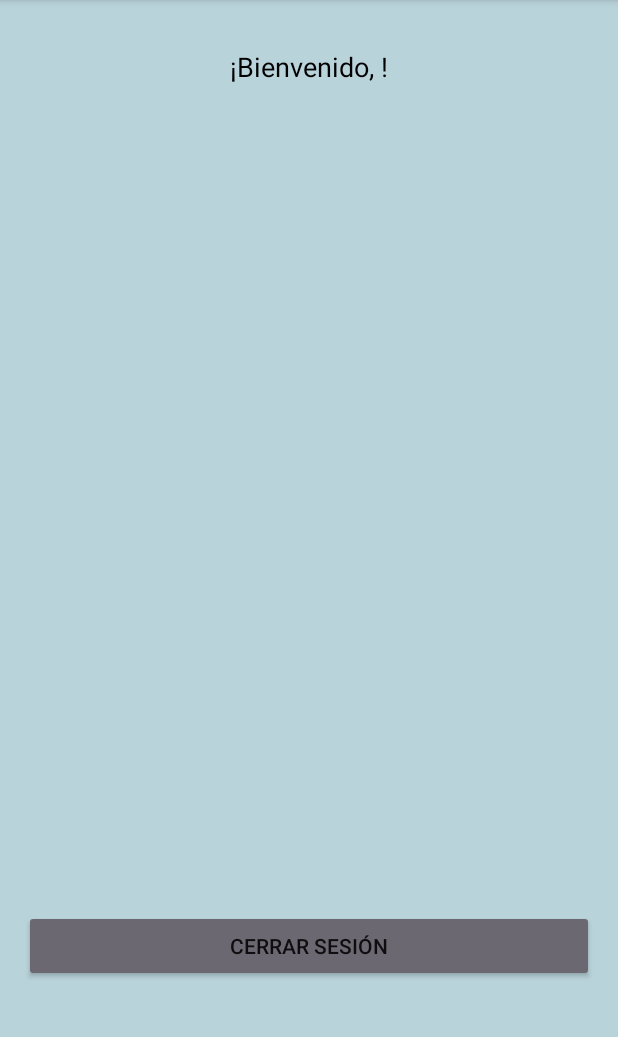
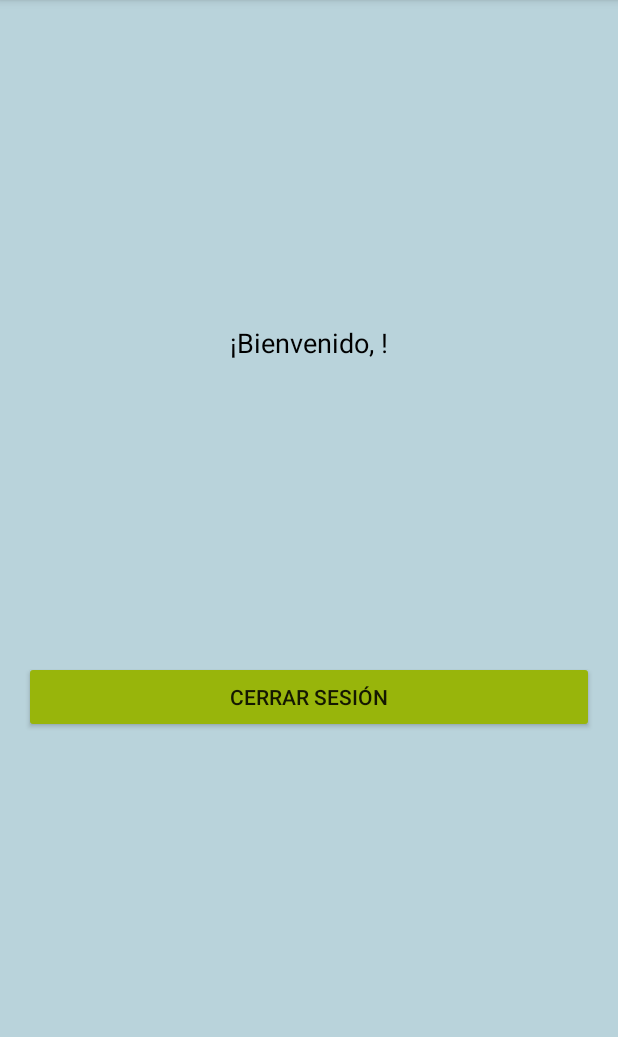
Before and after one commit to josan00/gestorEventos-mobil, an Android app built with Jetpack Compose: the HomeActivity screen opened directly, with no data from a screen before it, on a phone screen of 412 x 824 dp, the part 84-1121 px from its top. Run offline under Robolectric (Android 15) with nearby library versions, the phone set to English and light mode, and no system bars; our stand-ins replace Firebase (no records; nobody signed in at launch, a user with empty details on screens opened directly).

```diff
--- a/app/src/main/java/com/example/firebaseapp/MainActivity.kt
+++ b/app/src/main/java/com/example/firebaseapp/MainActivity.kt
@@ -93,7 +93,8 @@ class MainActivity : AppCompatActivity() {
                         }
                     }
             } catch (e: ApiException) {
-                Toast.makeText(this, "Error en login de Google", Toast.LENGTH_SHORT).show()
+                val statusCode = e.statusCode
+                Toast.makeText(this, "Error en login de Google: $statusCode ", Toast.LENGTH_SHORT).show()
             }
         }
     }
--- a/app/src/main/res/layout/activity_home.xml
+++ b/app/src/main/res/layout/activity_home.xml
@@ -12,7 +12,7 @@
         android:layout_height="wrap_content"
         android:textSize="18sp"
         android:textColor="@android:color/black"
-        android:layout_marginTop="16dp"
+        android:layout_marginTop="200dp"
         android:layout_gravity="center_horizontal"
         />
 
@@ -20,7 +20,7 @@
         android:id="@+id/logoutButton"
         android:layout_width="match_parent"
         android:layout_height="wrap_content"
-        android:layout_marginTop="550dp"
-        android:backgroundTint="#6C6871"
+        android:layout_marginTop="200dp"
+        android:backgroundTint="#98b50b"
         android:text="Cerrar sesión" />
 </LinearLayout>
```
Also changed, not shown: app/src/main/res/layout/activity_main.xml (+32 -10 lines).
